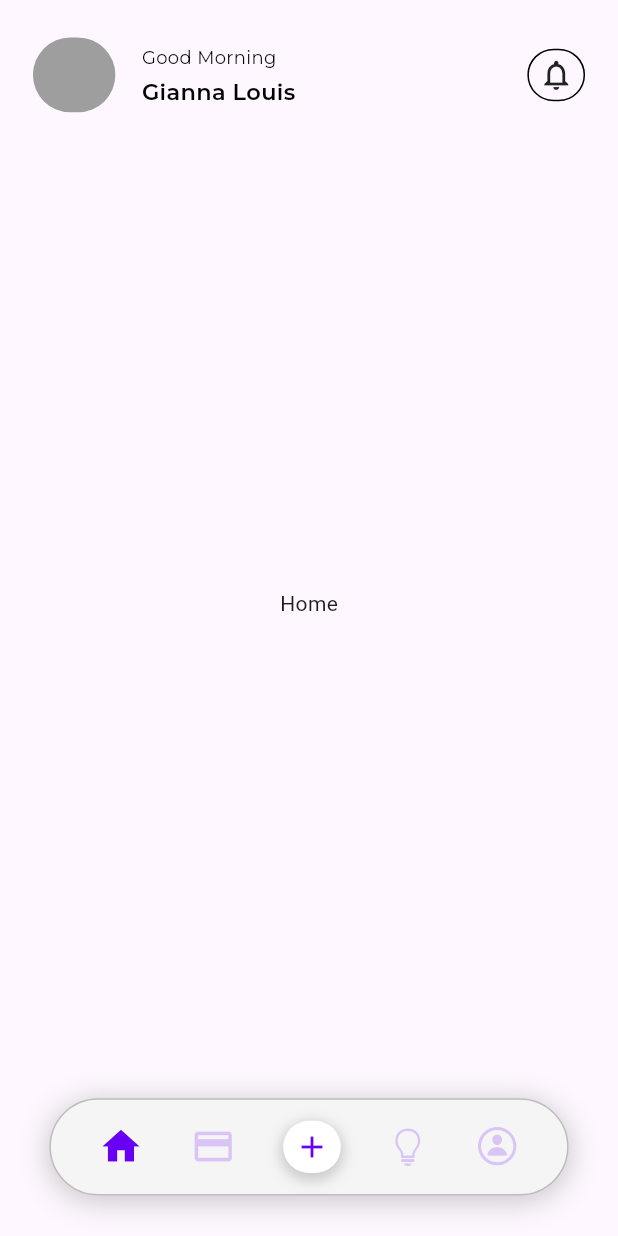
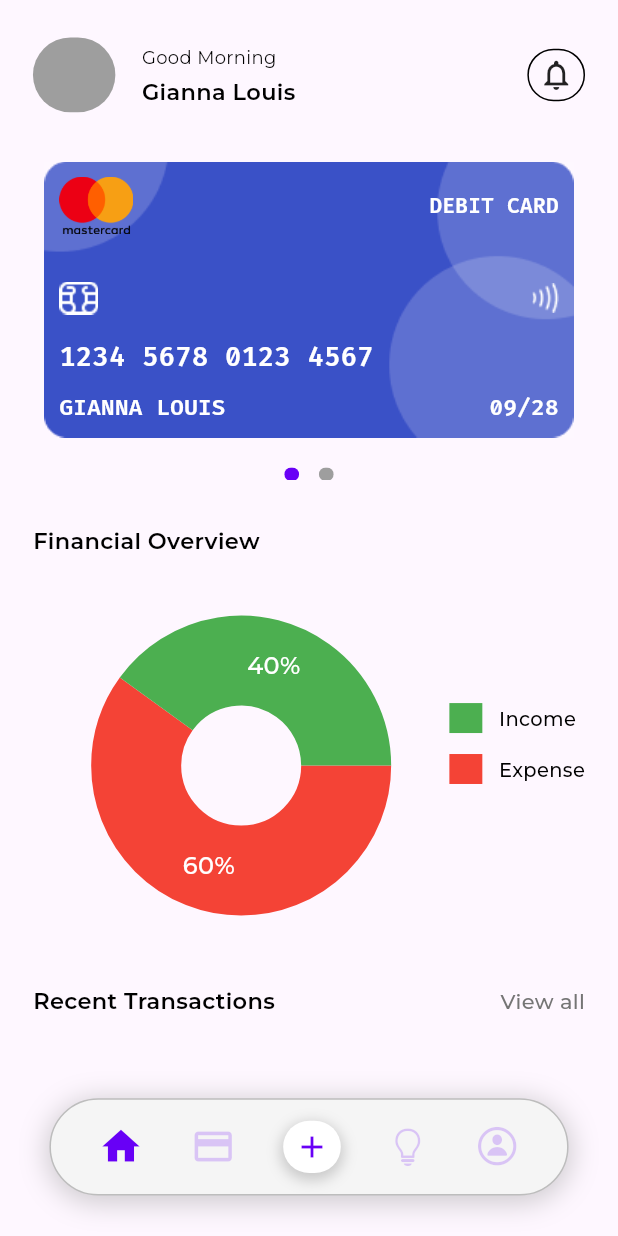
Before and after one commit to blesten/financial-planner, a Flutter app: the MainScreen screen opened directly, on a phone screen of 412 x 824 dp. Run offline on Flutter 3.47's test engine with Material 3 defaults, Android fonts, the phone set to English and light mode, and no system bars; drawn by our look-alikes of carousel_slider, fl_chart; our stand-ins replace flutter_screenutil, get, google_fonts, shared_preferences; accounts and stored records are empty.

Commit message:
Create home screen

```diff
--- a/client/lib/screens/home.dart
+++ /dev/null
@@ -1,12 +0,0 @@
-import 'package:flutter/material.dart';
-
-class Home extends StatelessWidget {
-  const Home({super.key});
-
-  @override
-  Widget build(BuildContext context) {
-    return const Center(
-      child: Text('Home'),
-    );
-  }
-}
--- /dev/null
+++ b/client/lib/screens/home/home.dart
@@ -0,0 +1,132 @@
+import 'package:carousel_slider/carousel_slider.dart';
+import 'package:financial_planner/screens/home/all_transaction.dart';
+import 'package:financial_planner/utils/constants.dart';
+import 'package:financial_planner/widgets/general/imaginary_card.dart';
+import 'package:financial_planner/widgets/general/reusable_text.dart';
+import 'package:financial_planner/widgets/home/financial_overview.dart';
+import 'package:financial_planner/widgets/home/transaction_card.dart';
+import 'package:flutter/material.dart';
+import 'package:flutter_screenutil/flutter_screenutil.dart';
+import 'package:get/get.dart';
+
+class Home extends StatelessWidget {
+  final CarouselController _carouselController = CarouselController();
+
+  Home({super.key});
+
+  @override
+  Widget build(BuildContext context) {
+    return Column(
+      crossAxisAlignment: CrossAxisAlignment.start,
+      children: [
+        CarouselSlider.builder(
+          carouselController: _carouselController,
+          options: CarouselOptions(
+            enableInfiniteScroll: false,
+            viewportFraction: 1,
+            height: 220,
+          ),
+          itemCount: 2,
+          itemBuilder: (context, index, pageViewIndex) {
+            return Column(
+              children: [
+                const ImaginaryCard(
+                  cardType: "mastercard",
+                  cardColor: "blue",
+                  isContactless: true,
+                  cardNumber: "1234 5678 0123 4567",
+                  cardholderName: "GIANNA LOUIS",
+                  cardExpDate: "09/28",
+                ),
+                SizedBox(height: 12.h),
+                Row(
+                  mainAxisAlignment: MainAxisAlignment.center,
+                  children: [
+                    ClipRRect(
+                      borderRadius: BorderRadius.circular(50.h),
+                      child: Container(
+                        width: 9.w,
+                        height: 9.h,
+                        color: kPrimary,
+                      ),
+                    ),
+                    SizedBox(width: 12.w),
+                    ClipRRect(
+                      borderRadius: BorderRadius.circular(50.h),
+                      child: Container(
+                        width: 9.w,
+                        height: 9.h,
+                        color: Colors.grey.shade500,
+                      ),
+                    ),
+                  ],
+                ),
+              ],
+            );
+          },
+        ),
+        SizedBox(height: 24.h),
+        Expanded(
+          child: Padding(
+            padding: EdgeInsets.symmetric(horizontal: 20.w, vertical: 7.h),
+            child: SingleChildScrollView(
+              child: Column(
+                crossAxisAlignment: CrossAxisAlignment.start,
+                children: [
+                  ReusableText(
+                    text: "Financial Overview",
+                    fontSize: 15.sp,
+                    color: Colors.black,
+                    fontWeight: FontWeight.w600,
+                  ),
+                  const FinancialOverview(),
+                  SizedBox(height: 6.h),
+                  Row(
+                    mainAxisAlignment: MainAxisAlignment.spaceBetween,
+                    children: [
+                      ReusableText(
+                        text: "Recent Transactions",
+                        fontSize: 15.sp,
+                        color: Colors.black,
+                        fontWeight: FontWeight.w600,
+                      ),
+                      GestureDetector(
+                        onTap: () {
+                          Get.to(
+                            () => const AllTransaction(),
+                            transition: Transition.rightToLeft,
+                            duration: const Duration(
+                              milliseconds: 200,
+                            ),
+                          );
+                        },
+                        child: ReusableText(
+                          text: "View all",
+                          fontSize: 14.sp,
+                          color: Colors.grey.shade600,
+                          fontWeight: FontWeight.w500,
+                        ),
+                      ),
+                    ],
+                  ),
+                  SizedBox(height: 25.h),
+                  const TransactionCard(
+                    price: "IDR 15.000,00",
+                    date: "23 February 2024",
+                    transactionType: "Expense",
+                  ),
+                  SizedBox(height: 25.h),
+                  const TransactionCard(
+                    price: "IDR 15.000,00",
+                    date: "23 February 2024",
+                    transactionType: "Expense",
+                  ),
+                ],
+              ),
+            ),
+          ),
+        )
+      ],
+    );
+  }
+}
--- a/client/lib/screens/main_screen.dart
+++ b/client/lib/screens/main_screen.dart
@@ -1,5 +1,5 @@
 import 'package:financial_planner/controllers/bottom_nav_controller.dart';
-import 'package:financial_planner/screens/home.dart';
+import 'package:financial_planner/screens/home/home.dart';
 import 'package:financial_planner/screens/debit_card.dart';
 import 'package:financial_planner/screens/profile.dart';
 import 'package:financial_planner/screens/report.dart';
@@ -13,7 +13,7 @@ class MainScreen extends StatelessWidget {
   final _bottomNavController = Get.put(BottomNavController());
 
   final List<Widget> screen = [
-    const Home(),
+    Home(),
     const DebitCard(),
     const Report(),
     const Profile(),
--- /dev/null
+++ b/client/lib/widgets/general/imaginary_card.dart
@@ -0,0 +1,105 @@
+import 'package:financial_planner/utils/constants.dart';
+import 'package:flutter/material.dart';
+import 'package:flutter_screenutil/flutter_screenutil.dart';
+import 'package:google_fonts/google_fonts.dart';
+
+class ImaginaryCard extends StatelessWidget {
+  final String cardType;
+  final String cardColor;
+  final bool isContactless;
+  final String cardNumber;
+  final String cardholderName;
+  final String cardExpDate;
+
+  const ImaginaryCard({
+    super.key,
+    required this.cardType,
+    required this.cardColor,
+    required this.isContactless,
+    required this.cardNumber,
+    required this.cardholderName,
+    required this.cardExpDate,
+  });
+
+  @override
+  Widget build(BuildContext context) {
+    return Container(
+      padding: EdgeInsets.symmetric(horizontal: 36.w, vertical: 18.h),
+      width: width,
+      height: 200.h,
+      decoration: BoxDecoration(
+        borderRadius: BorderRadius.circular(20.r),
+        image: DecorationImage(
+          image: AssetImage("assets/card_templates/$cardColor.png"),
+        ),
+      ),
+      child: Column(
+        mainAxisAlignment: MainAxisAlignment.spaceBetween,
+        children: [
+          Row(
+            mainAxisAlignment: MainAxisAlignment.spaceBetween,
+            children: [
+              Image.asset(
+                "assets/icons/${cardType == 'mastercard' ? 'mastercard' : 'visa'}.png",
+                width: 45.w,
+                fit: BoxFit.contain,
+              ),
+              Text(
+                'DEBIT CARD',
+                style: GoogleFonts.firaCode(
+                  color: Colors.white,
+                  fontSize: 14.sp,
+                  fontWeight: FontWeight.w600,
+                ),
+              ),
+            ],
+          ),
+          Column(
+            crossAxisAlignment: CrossAxisAlignment.start,
+            children: [
+              Row(
+                mainAxisAlignment: MainAxisAlignment.spaceBetween,
+                children: [
+                  Image.asset("assets/icons/chip.png"),
+                  if (isContactless)
+                    Image.asset("assets/icons/contactless.png"),
+                ],
+              ),
+              SizedBox(height: 15.h),
+              Text(
+                cardNumber,
+                style: GoogleFonts.firaCode(
+                  color: Colors.white,
+                  fontWeight: FontWeight.w600,
+                  fontSize: 18.sp,
+                ),
+              ),
+              SizedBox(height: 10.h),
+              Row(
+                mainAxisAlignment: MainAxisAlignment.spaceBetween,
+                children: [
+                  Text(
+                    cardholderName,
+                    style: GoogleFonts.firaCode(
+                      color: Colors.white,
+                      fontWeight: FontWeight.w600,
+                      fontSize: 15.sp,
+                    ),
+                  ),
+                  Text(
+                    cardExpDate,
+                    style: GoogleFonts.firaCode(
+                      color: Colors.white,
+                      fontWeight: FontWeight.w600,
+                      fontSize: 15.sp,
+                    ),
+                  ),
+                ],
+              ),
+            ],
+          ),
+        ],
+      ),
+    );
+  }
+}
--- /dev/null
+++ b/client/lib/widgets/home/financial_overview.dart
@@ -0,0 +1,94 @@
+import 'package:financial_planner/widgets/general/reusable_text.dart';
+import 'package:fl_chart/fl_chart.dart';
+import 'package:flutter/material.dart';
+import 'package:flutter_screenutil/flutter_screenutil.dart';
+import 'package:google_fonts/google_fonts.dart';
+
+class FinancialOverview extends StatelessWidget {
+  const FinancialOverview({super.key});
+
+  @override
+  Widget build(BuildContext context) {
+    return AspectRatio(
+      aspectRatio: 1.3,
+      child: Row(
+        children: [
+          Expanded(
+            child: PieChart(
+              PieChartData(
+                borderData: FlBorderData(show: false),
+                sectionsSpace: 0,
+                centerSpaceRadius: 40,
+                sections: [
+                  PieChartSectionData(
+                    color: Colors.red.shade500,
+                    value: 60,
+                    title: '60%',
+                    radius: 60.0,
+                    titleStyle: GoogleFonts.montserrat(
+                      color: Colors.white,
+                      fontSize: 16.sp,
+                      fontWeight: FontWeight.w500,
+                    ),
+                  ),
+                  PieChartSectionData(
+                    color: Colors.green.shade500,
+                    value: 40,
+                    title: '40%',
+                    radius: 60.0,
+                    titleStyle: GoogleFonts.montserrat(
+                      color: Colors.white,
+                      fontSize: 16.sp,
+                      fontWeight: FontWeight.w500,
+                    ),
+                  ),
+                ],
+              ),
+              swapAnimationDuration: const Duration(milliseconds: 150),
+              swapAnimationCurve: Curves.linear,
+            ),
+          ),
+          Column(
+            crossAxisAlignment: CrossAxisAlignment.start,
+            children: [
+              SizedBox(height: 100.h),
+              Row(
+                children: [
+                  Container(
+                    width: 20.w,
+                    height: 20.h,
+                    decoration: BoxDecoration(color: Colors.green.shade500),
+                  ),
+                  SizedBox(width: 10.w),
+                  ReusableText(
+                    text: "Income",
+                    fontSize: 13.sp,
+                    color: Colors.black,
+                    fontWeight: FontWeight.w500,
+                  ),
+                ],
+              ),
+              SizedBox(height: 14.h),
+              Row(
+                children: [
+                  Container(
+                    width: 20.w,
+                    height: 20.h,
+                    decoration: BoxDecoration(color: Colors.red.shade500),
+                  ),
+                  SizedBox(width: 10.w),
+                  ReusableText(
+                    text: "Expense",
+                    fontSize: 13.sp,
+                    color: Colors.black,
+                    fontWeight: FontWeight.w500,
+                  ),
+                ],
+              ),
+            ],
+          ),
+        ],
+      ),
+    );
+  }
+}
```
Also changed, not shown: client/lib/screens/home/all_transaction.dart (added, +88 -0 lines), client/lib/screens/landing.dart (+15 -1 lines), client/lib/widgets/home/transaction_card.dart (added, +80 -0 lines), client/pubspec.yaml (+8 -0 lines), client/assets/card_templates/blue.png (added), client/assets/card_templates/red.png (added), client/assets/icons/chip.png (added), client/assets/icons/contactless.png (added), client/assets/icons/mastercard.png (added), client/assets/icons/visa.png (added), client/assets/logo.png (added), client/pubspec.lock.
